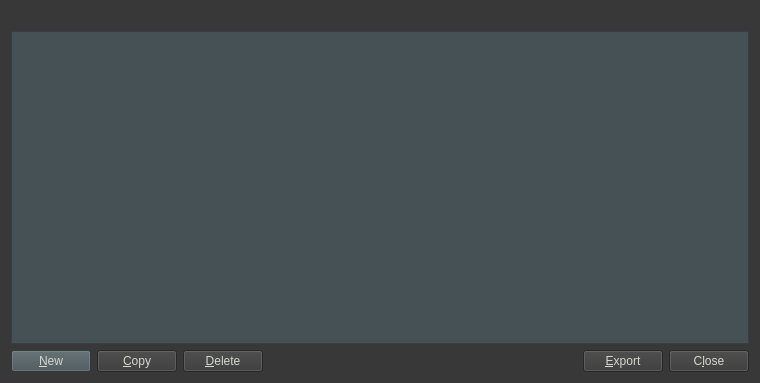
Before: the Qt Designer form src/qt/forms/addressbookpage.ui in NewCapital/TWINS-Core, drawn with Qt 5.
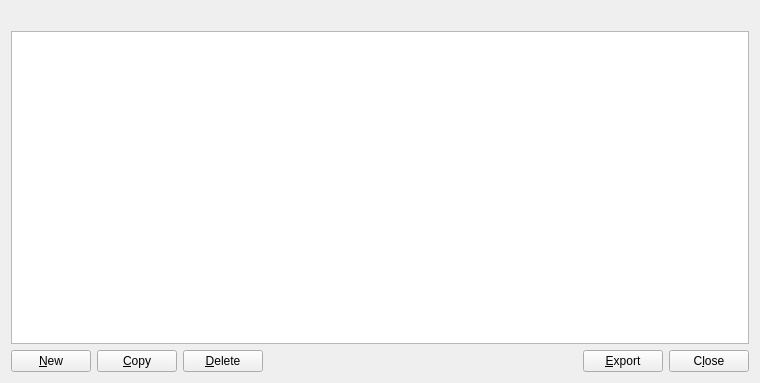
After: the same form once the commit is applied. Icons and pictures are not drawn.

```diff
--- a/src/qt/forms/addressbookpage.ui
+++ b/src/qt/forms/addressbookpage.ui
@@ -10,10 +10,6 @@
     <height>383</height>
    </rect>
   </property>
-  <property name="styleSheet">
-   <string notr="true">background-color:rgb(56, 56, 56);
-color:rgb(211, 215, 207);</string>
-  </property>
   <layout class="QVBoxLayout" name="verticalLayout">
    <item>
     <widget class="QLabel" name="labelExplanation">
@@ -27,194 +23,15 @@
    </item>
    <item>
     <widget class="QTableView" name="tableView">
-     <property name="palette">
-      <palette>
-       <active>
-        <colorrole role="WindowText">
-         <brush brushstyle="SolidPattern">
-          <color alpha="255">
-           <red>211</red>
-           <green>215</green>
-           <blue>207</blue>
-          </color>
-         </brush>
-        </colorrole>
-        <colorrole role="Button">
-         <brush brushstyle="SolidPattern">
-          <color alpha="255">
-           <red>70</red>
-           <green>81</green>
-           <blue>86</blue>
-          </color>
-         </brush>
-        </colorrole>
-        <colorrole role="Text">
-         <brush brushstyle="SolidPattern">
-          <color alpha="255">
-           <red>211</red>
-           <green>215</green>
-           <blue>207</blue>
-          </color>
-         </brush>
-        </colorrole>
-        <colorrole role="ButtonText">
-         <brush brushstyle="SolidPattern">
-          <color alpha="255">
-           <red>211</red>
-           <green>215</green>
-           <blue>207</blue>
-          </color>
-         </brush>
-        </colorrole>
-        <colorrole role="Base">
-         <brush brushstyle="SolidPattern">
-          <color alpha="255">
-           <red>70</red>
-           <green>81</green>
-           <blue>86</blue>
-          </color>
-         </brush>
-        </colorrole>
-        <colorrole role="Window">
-         <brush brushstyle="SolidPattern">
-          <color alpha="255">
-           <red>70</red>
-           <green>81</green>
-           <blue>86</blue>
-          </color>
-         </brush>
-        </colorrole>
-       </active>
-       <inactive>
-        <colorrole role="WindowText">
-         <brush brushstyle="SolidPattern">
-          <color alpha="255">
-           <red>211</red>
-           <green>215</green>
-           <blue>207</blue>
-          </color>
-         </brush>
-        </colorrole>
-        <colorrole role="Button">
-         <brush brushstyle="SolidPattern">
-          <color alpha="255">
-           <red>70</red>
-           <green>81</green>
-           <blue>86</blue>
-          </color>
-         </brush>
-        </colorrole>
-        <colorrole role="Text">
-         <brush brushstyle="SolidPattern">
-          <color alpha="255">
-           <red>211</red>
-           <green>215</green>
-           <blue>207</blue>
-          </color>
-         </brush>
-        </colorrole>
-        <colorrole role="ButtonText">
-         <brush brushstyle="SolidPattern">
-          <color alpha="255">
-           <red>211</red>
-           <green>215</green>
-           <blue>207</blue>
-          </color>
-         </brush>
-        </colorrole>
-        <colorrole role="Base">
-         <brush brushstyle="SolidPattern">
-          <color alpha="255">
-           <red>70</red>
-           <green>81</green>
-           <blue>86</blue>
-          </color>
-         </brush>
-        </colorrole>
-        <colorrole role="Window">
-         <brush brushstyle="SolidPattern">
-          <color alpha="255">
-           <red>70</red>
-           <green>81</green>
-           <blue>86</blue>
-          </color>
-         </brush>
-        </colorrole>
-       </inactive>
-       <disabled>
-        <colorrole role="WindowText">
-         <brush brushstyle="SolidPattern">
-          <color alpha="255">
-           <red>211</red>
-           <green>215</green>
-           <blue>207</blue>
-          </color>
-         </brush>
-        </colorrole>
-        <colorrole role="Button">
-         <brush brushstyle="SolidPattern">
-          <color alpha="255">
-           <red>70</red>
-           <green>81</green>
-           <blue>86</blue>
-          </color>
-         </brush>
-        </colorrole>
-        <colorrole role="Text">
-         <brush brushstyle="SolidPattern">
-          <color alpha="255">
-           <red>211</red>
-           <green>215</green>
-           <blue>207</blue>
-          </color>
-         </brush>
-        </colorrole>
-        <colorrole role="ButtonText">
-         <brush brushstyle="SolidPattern">
-          <color alpha="255">
-           <red>211</red>
-           <green>215</green>
-           <blue>207</blue>
-          </color>
-         </brush>
-        </colorrole>
-        <colorrole role="Base">
-         <brush brushstyle="SolidPattern">
-          <color alpha="255">
-           <red>70</red>
-           <green>81</green>
-           <blue>86</blue>
-          </color>
-         </brush>
-        </colorrole>
-        <colorrole role="Window">
-         <brush brushstyle="SolidPattern">
-          <color alpha="255">
-           <red>70</red>
-           <green>81</green>
-           <blue>86</blue>
-          </color>
-         </brush>
-        </colorrole>
-       </disabled>
-      </palette>
-     </property>
      <property name="contextMenuPolicy">
       <enum>Qt::CustomContextMenu</enum>
      </property>
      <property name="toolTip">
       <string>Right-click to edit address or label</string>
      </property>
-     <property name="styleSheet">
-      <string notr="true">background-color:rgb(70, 81, 86);
-color:rgb(211, 215, 207);</string>
-     </property>
      <property name="tabKeyNavigation">
       <bool>false</bool>
      </property>
-     <property name="alternatingRowColors">
-      <bool>true</bool>
-     </property>
      <property name="selectionMode">
       <enum>QAbstractItemView::SingleSelection</enum>
      </property>
@@ -236,10 +53,6 @@
        <property name="toolTip">
         <string>Create a new address</string>
        </property>
-       <property name="styleSheet">
-        <string notr="true">background-color:rgb(70, 81, 86);
-color:rgb(211, 215, 207);</string>
-       </property>
        <property name="text">
         <string>&amp;New</string>
        </property>
```
Left out of the diff: 12 changed lines with no effect on the pictures.
